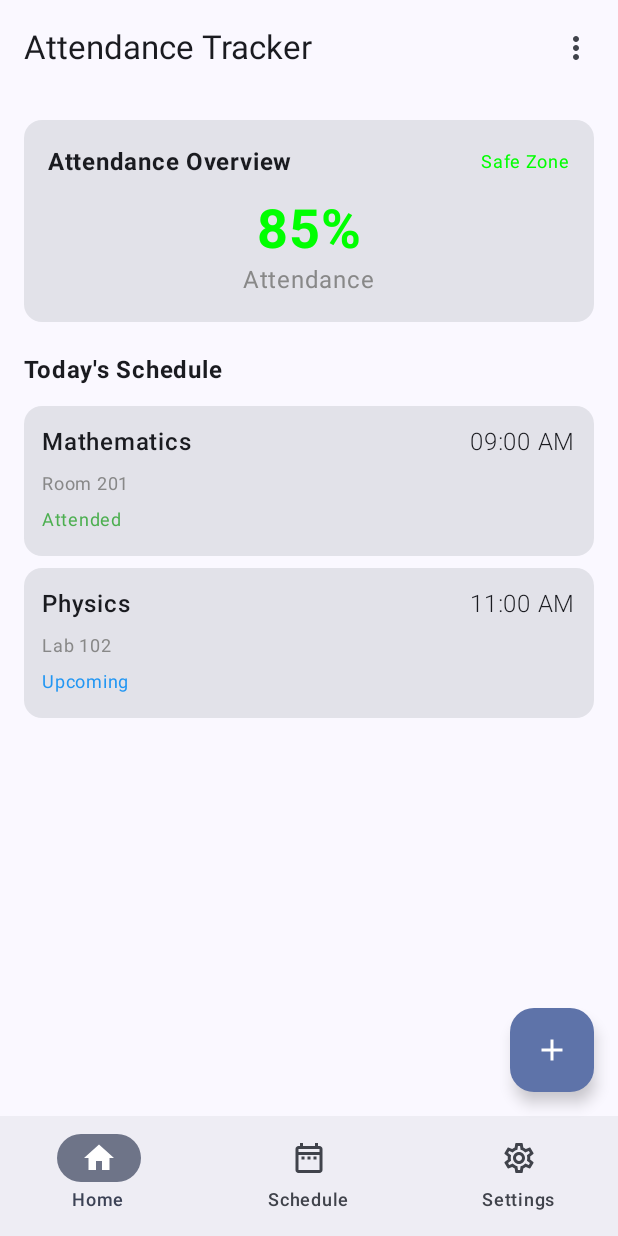
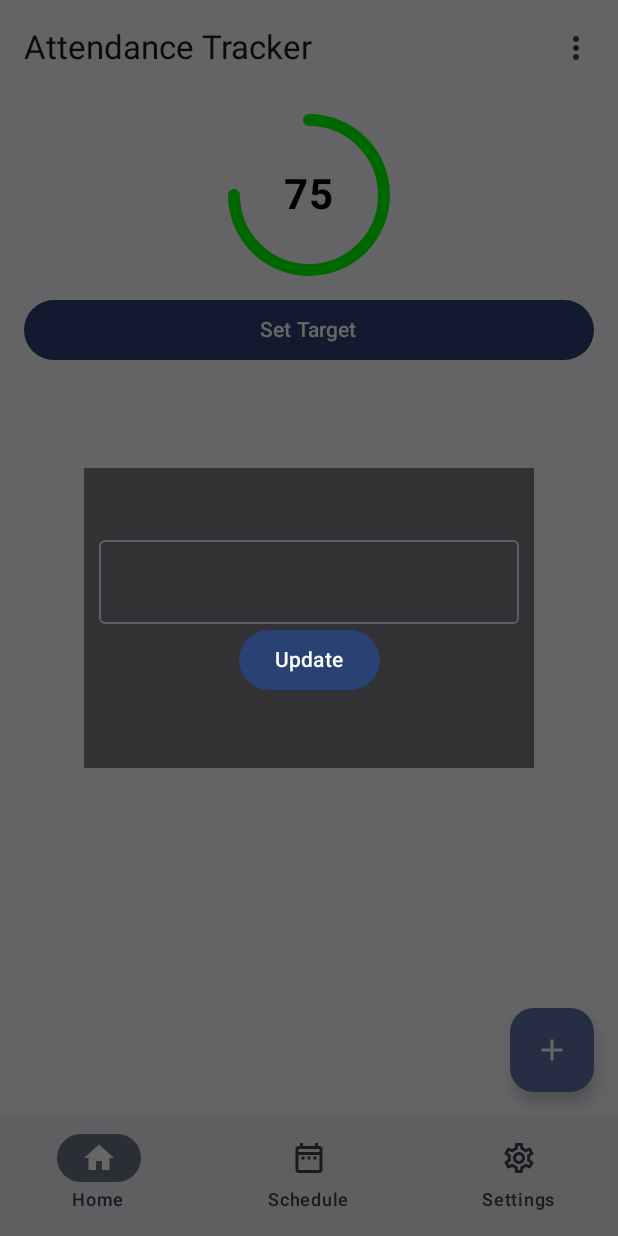
Before and after one commit to Baibhab13/Attendance_Tracker, an Android app built with Jetpack Compose: the screen it shows after launch (MainActivity), after a tap on "Set Target", on a phone screen of 412 x 824 dp. Run offline under Robolectric (Android 15) with nearby library versions, the phone set to English and light mode, and no system bars.

Commit message:
CircularProgressBar, Home screen updated

```diff
--- a/app/src/main/java/com/example/attendancetracker/backend/HomeRepository.kt
+++ /dev/null
@@ -1,13 +0,0 @@
-package com.example.attendancetracker.database
-
-import com.example.attendancetracker.model.Schedule
-
-class HomeRepository {
-
-    fun getAttendance(): Int = 85
-
-    fun getSchedule(): List<Schedule> = listOf(
-        Schedule("Mathematics", "Room 201", "09:00 AM", "Attended"),
-        Schedule("Physics", "Lab 102", "11:00 AM", "Upcoming")
-    )
-}
--- a/app/src/main/java/com/example/attendancetracker/backend/dao/ScheduleDao.kt
+++ /dev/null
@@ -1,4 +0,0 @@
-package com.example.attendancetracker.database.dao
-
-class ScheduleDao {
-}
--- a/app/src/main/java/com/example/attendancetracker/backend/database/Scheduledatabase.kt
+++ /dev/null
@@ -1 +0,0 @@
-package com.example.attendancetracker.database.database
--- a/app/src/main/java/com/example/attendancetracker/backend/entity/Schedules.kt
+++ /dev/null
@@ -1,14 +0,0 @@
-package com.example.attendancetracker.database.entity
-
-import androidx.room.Entity
-import androidx.room.PrimaryKey
-
-@Entity(tableName ="TimeTable")
-data class SchedulesEntity (
-    @PrimaryKey(autoGenerate = true)
-    val id : Int,
-    val subject: String,
-    val room: String,
-    val time: String,
-    val status: String
-)
--- /dev/null
+++ b/app/src/main/java/com/example/attendancetracker/ui/components/CircularProgressBar.kt
@@ -0,0 +1,73 @@
+package com.example.attendancetracker.ui.components
+
+import androidx.compose.animation.core.animateFloatAsState
+import androidx.compose.animation.core.tween
+import androidx.compose.foundation.Canvas
+import androidx.compose.foundation.layout.Box
+import androidx.compose.foundation.layout.size
+import androidx.compose.material3.Text
+import androidx.compose.runtime.Composable
+import androidx.compose.runtime.LaunchedEffect
+import androidx.compose.runtime.mutableStateOf
+import androidx.compose.runtime.remember
+import androidx.compose.runtime.setValue
+import androidx.compose.runtime.getValue
+import androidx.compose.ui.Alignment
+import androidx.compose.ui.Modifier
+import androidx.compose.ui.graphics.Color
+import androidx.compose.ui.graphics.StrokeCap
+import androidx.compose.ui.graphics.drawscope.Stroke
+import androidx.compose.ui.text.font.FontWeight
+import androidx.compose.ui.unit.Dp
+import androidx.compose.ui.unit.TextUnit
+import androidx.compose.ui.unit.dp
+import androidx.compose.ui.unit.sp
+
+@Composable
+fun CircularProgressBar(
+    percentage: Float,
+    number: Int,
+    fontSize: TextUnit = 28.sp,
+    radius: Dp = 50.dp,
+    color: Color = Color.Green,
+    strokeWidth: Dp = 8.dp,
+    animDuration: Int = 1000,
+    animDelay: Int = 0
+) {
+    var animationPlayed by remember {
+        mutableStateOf(false)
+    }
+
+    val curPercentage = animateFloatAsState(
+        targetValue = if(animationPlayed)  percentage else 0f,
+        animationSpec = tween(
+            durationMillis = animDuration,
+            delayMillis = animDelay
+        )
+    )
+
+    LaunchedEffect(key1 = true) {
+        animationPlayed = true
+    }
+
+    Box(
+        contentAlignment = Alignment.Center,
+        modifier = Modifier.size(radius * 2f)
+    ) {
+        Canvas(modifier= Modifier.size(radius*2f)) {
+            drawArc(
+                color = color,
+                startAngle = -90f,
+                sweepAngle = 360 * curPercentage.value,
+                useCenter = false,
+                style = Stroke(strokeWidth.toPx(), cap = StrokeCap.Round)
+            )
+        }
+        Text(
+            text = (curPercentage.value * number).toInt().toString(),
+            color = Color.Black,
+            fontSize = fontSize,
+            fontWeight = FontWeight.Bold
+        )
+    }
+}
--- a/app/src/main/java/com/example/attendancetracker/ui/screens/HomeScreen.kt
+++ b/app/src/main/java/com/example/attendancetracker/ui/screens/HomeScreen.kt
@@ -1,18 +1,24 @@
 package com.example.attendancetracker.ui.screens
 
+import androidx.compose.foundation.background
 import androidx.compose.foundation.layout.*
-import androidx.compose.foundation.rememberScrollState
-import androidx.compose.foundation.verticalScroll
-import androidx.compose.material3.*
+import androidx.compose.foundation.shape.RoundedCornerShape
+import androidx.compose.material3.Button
+import androidx.compose.material3.OutlinedTextField
+import androidx.compose.material3.Text
 import androidx.compose.runtime.Composable
-import androidx.compose.runtime.collectAsState
+import androidx.compose.runtime.getValue
+import androidx.compose.runtime.mutableStateOf
+import androidx.compose.runtime.remember
+import androidx.compose.runtime.setValue
 import androidx.compose.ui.Alignment
 import androidx.compose.ui.Modifier
+import androidx.compose.ui.draw.clip
 import androidx.compose.ui.graphics.Color
-import androidx.compose.ui.text.font.FontWeight
 import androidx.compose.ui.unit.dp
-import androidx.compose.ui.unit.sp
+import androidx.compose.ui.window.Dialog
 import androidx.lifecycle.viewmodel.compose.viewModel
+import com.example.attendancetracker.ui.components.CircularProgressBar
 import com.example.attendancetracker.viewModel.HomeViewModel
 
 @Composable
@@ -32,70 +38,65 @@ fun HomeScreen(
 
 @Composable
 fun DashboardContent(viewModel: HomeViewModel) {
-    val attendance = viewModel.attendance.collectAsState().value
-    val schedule = viewModel.schedule.collectAsState()
+
+    var dialogDisplayed by remember { mutableStateOf(false) }
+    var targetPercentage = viewModel.targetPercentage
+
+    if (dialogDisplayed == true) {
+        Dialog(
+            onDismissRequest = {
+                dialogDisplayed = false
+            }
+        ) {
+            Column(
+                modifier = Modifier
+                    .size(300.dp, 200.dp)
+                    .background(color = Color.Black.copy(alpha = 0.5f))
+                    .padding(10.dp)
+                    .clip(RoundedCornerShape(10.dp)),
+                verticalArrangement = Arrangement.Center,
+                horizontalAlignment = Alignment.CenterHorizontally
+            ) {
+                OutlinedTextField(
+                    value = targetPercentage.value,
+                    onValueChange = {
+                        targetPercentage.value = it
+                    },
+                    modifier = Modifier.fillMaxWidth()
+                )
+                Button(
+                    onClick = {
+                        dialogDisplayed = false
+                    },
+                ) {
+                    Text(text = "Update")
+                }
+            }
+        }
+    }
 
     Column(
         modifier = Modifier
             .fillMaxSize()
-            .verticalScroll(rememberScrollState())
-            .padding(16.dp)
+            .padding(16.dp),
     ) {
-
-        // ATTENDANCE CARD
-        Card(modifier = Modifier.fillMaxWidth()) {
-            Column(
-                modifier = Modifier.padding(16.dp),
-                horizontalAlignment = Alignment.CenterHorizontally
-            ) {
-                Row(
-                    Modifier.fillMaxWidth(),
-                    horizontalArrangement = Arrangement.SpaceBetween
-                ) {
-                    Text("Attendance Overview", fontWeight = FontWeight.Bold)
-                    Text("Safe Zone", color = Color.Green, fontSize = 12.sp)
-                }
-                Spacer(Modifier.height(12.dp))
-                Text("$attendance%", fontSize = 36.sp, fontWeight = FontWeight.Bold, color = Color.Green)
-                Text("Attendance", color = Color.Gray)
-            }
+        Box(
+            contentAlignment = Alignment.Center,
+            modifier = Modifier.fillMaxWidth(),
+        ) {
+            CircularProgressBar(
+                percentage = targetPercentage.value.toFloatOrNull()?.div(100f) ?: 0.75f,
+                number = 100,
+            )
         }
 
-        Spacer(Modifier.height(20.dp))
-
-        // 🟢 SCHEDULE SECTION
-        Text("Today's Schedule", fontWeight = FontWeight.Bold)
-        Spacer(Modifier.height(8.dp))
-
-        schedule.value.forEach { scheduleItem ->
-            Card(
-                modifier = Modifier
-                    .fillMaxWidth()
-                    .padding(vertical = 4.dp)
-            ) {
-                Column(Modifier.padding(12.dp)) {
-                    Row(
-                        Modifier.fillMaxWidth(),
-                        horizontalArrangement = Arrangement.SpaceBetween
-                    ) {
-                        Text(scheduleItem.subject, fontWeight = FontWeight.SemiBold)
-                        Text(scheduleItem.time, fontWeight = FontWeight.Light)
-                    }
-                    Spacer(Modifier.height(4.dp))
-                    Text(scheduleItem.room, color = Color.Gray, fontSize = 12.sp)
-                    Text(
-                        scheduleItem.status,
-                        color = when (scheduleItem.status) {
-                            "Attended" -> Color(0xFF4CAF50)
-                            "Upcoming" -> Color(0xFF2196F3)
-                            else -> Color.Gray
-                        },
-                        fontSize = 12.sp
-                    )
-                }
-            }
+        Button(
+            onClick = { dialogDisplayed = true },
+            modifier = Modifier
+                .fillMaxWidth()
+                .padding(top = 16.dp)
+        ) {
+            Text(text = "Set Target")
         }
-
-        Spacer(Modifier.height(16.dp))
     }
 }
--- /dev/null
+++ b/app/src/main/java/com/example/attendancetracker/ui/theme/AppTheme.kt
@@ -0,0 +1,22 @@
+package com.example.attendancetracker.ui.theme
+
+import androidx.compose.ui.graphics.Color
+
+object AppTheme {
+    // Colors
+    val Primary = Color(0xFF3578E5)
+    val Background = Color(0xFFF5F5F5)
+    val Success = Color(0xFF4CAF50)
+    val Warning = Color(0xFF2196F3)
+    val Error = Color.Red
+    val TextPrimary = Color.Black
+    val TextSecondary = Color.Gray
+    val CardBackground = Color.White
+
+    // Dimensions
+    const val PaddingSmall = 8
+    const val PaddingMedium = 16
+    const val PaddingLarge = 24
+    const val CornerRadius = 12
+    const val CardElevation = 4
+}
--- a/app/src/main/java/com/example/attendancetracker/viewModel/HomeViewModel.kt
+++ b/app/src/main/java/com/example/attendancetracker/viewModel/HomeViewModel.kt
@@ -1,18 +1,8 @@
 package com.example.attendancetracker.viewModel
 
+import androidx.compose.runtime.mutableStateOf
 import androidx.lifecycle.ViewModel
-import com.example.attendancetracker.database.HomeRepository
-import com.example.attendancetracker.model.Schedule
-import kotlinx.coroutines.flow.MutableStateFlow
-import kotlinx.coroutines.flow.StateFlow
 
 class HomeViewModel : ViewModel() {
-
-    private val repository = HomeRepository()
-
-    private val _attendance = MutableStateFlow(repository.getAttendance())
-    val attendance: StateFlow<Int> = _attendance
-
-    private val _schedule = MutableStateFlow(repository.getSchedule())
-    val schedule: StateFlow<List<Schedule>> = _schedule
+    var targetPercentage = mutableStateOf("")
 }
```
Also changed, not shown: 1 other file.
